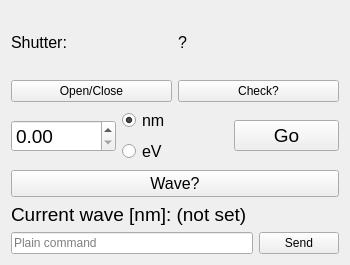
The window that GUI/UI/orielWidgetUI.ui (ISeeBugsEverywhere/pyIP) describes before a commit, drawn with Qt 5.
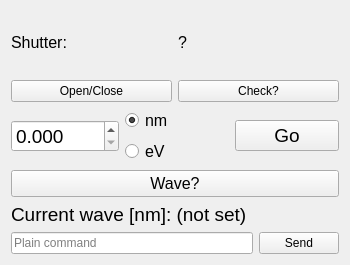
The same window after the commit. Icons and pictures are not drawn.

Patch:
```diff
--- a/GUI/UI/orielWidgetUI.ui
+++ b/GUI/UI/orielWidgetUI.ui
@@ -69,6 +69,9 @@
          <pointsize>14</pointsize>
         </font>
        </property>
+       <property name="decimals">
+        <number>3</number>
+       </property>
        <property name="maximum">
         <double>1200.000000000000000</double>
        </property>
```
Left out of the diff: 3 changed lines with no effect on the pictures.
